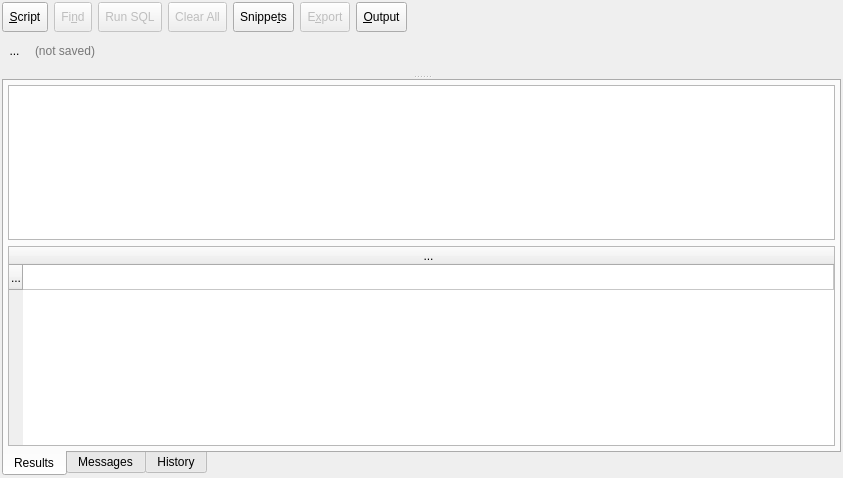
Qt form libpgmodeler_ui/ui/sqlexecutionwidget.ui (pgmodeler/pgmodeler) before a commit.
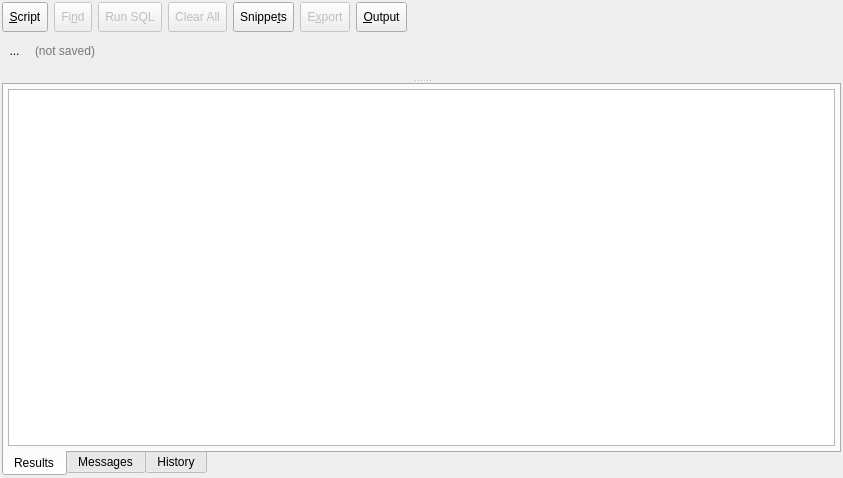
The same form after that commit. Icons and pictures are not drawn.

Commit message: Refactored the methods in SQLExecutionWidget that copy results grid as text and csv to accept QTableView instance instead of QTableWidget

Diff of the .ui file:
```diff
--- a/libpgmodeler_ui/ui/sqlexecutionwidget.ui
+++ b/libpgmodeler_ui/ui/sqlexecutionwidget.ui
@@ -605,14 +605,8 @@
                  <property name="horizontalSpacing">
                   <number>0</number>
                  </property>
-                 <item row="0" column="0" colspan="2">
-                  <widget class="QTableWidget" name="results_tbw">
-                   <property name="enabled">
-                    <bool>true</bool>
-                   </property>
-                   <property name="autoFillBackground">
-                    <bool>true</bool>
-                   </property>
+                 <item row="0" column="0">
+                  <widget class="QTableView" name="results_tbw">
                    <property name="editTriggers">
                     <set>QAbstractItemView::DoubleClicked|QAbstractItemView::EditKeyPressed</set>
                    </property>
@@ -622,67 +616,29 @@
                    <property name="selectionMode">
                     <enum>QAbstractItemView::ContiguousSelection</enum>
                    </property>
-                   <property name="verticalScrollMode">
-                    <enum>QAbstractItemView::ScrollPerItem</enum>
-                   </property>
-                   <property name="horizontalScrollMode">
-                    <enum>QAbstractItemView::ScrollPerPixel</enum>
-                   </property>
-                   <property name="sortingEnabled">
+                   <attribute name="horizontalHeaderVisible">
+                    <bool>true</bool>
+                   </attribute>
+                   <attribute name="horizontalHeaderCascadingSectionResizes">
                     <bool>false</bool>
-                   </property>
+                   </attribute>
                    <attribute name="horizontalHeaderStretchLastSection">
                     <bool>true</bool>
                    </attribute>
+                   <attribute name="verticalHeaderVisible">
+                    <bool>true</bool>
+                   </attribute>
                    <attribute name="verticalHeaderDefaultSectionSize">
                     <number>25</number>
                    </attribute>
                    <attribute name="verticalHeaderMinimumSectionSize">
                     <number>25</number>
                    </attribute>
-                   <row>
-                    <property name="text">
-                     <string>...</string>
-                    </property>
-                   </row>
-                   <column>
-                    <property name="text">
-                     <string>...</string>
-                    </property>
-                   </column>
                   </widget>
                  </item>
                 </layout>
                </widget>
               </item>
-              <item row="0" column="0">
-               <widget class="QTableView" name="tableView">
-                <property name="editTriggers">
-                 <set>QAbstractItemView::DoubleClicked|QAbstractItemView::EditKeyPressed</set>
-                </property>
-                <property name="alternatingRowColors">
-                 <bool>true</bool>
-                </property>
-                <property name="selectionMode">
-                 <enum>QAbstractItemView::ContiguousSelection</enum>
-                </property>
-                <attribute name="horizontalHeaderVisible">
-                 <bool>true</bool>
-                </attribute>
-                <attribute name="horizontalHeaderCascadingSectionResizes">
-                 <bool>false</bool>
-                </attribute>
-                <attribute name="horizontalHeaderStretchLastSection">
-                 <bool>true</bool>
-                </attribute>
-                <attribute name="verticalHeaderVisible">
-                 <bool>true</bool>
-                </attribute>
-                <attribute name="verticalHeaderDefaultSectionSize">
-                 <number>25</number>
-                </attribute>
-               </widget>
-              </item>
              </layout>
             </widget>
             <widget class="QWidget" name="tab_2">
```
The commit also changes 4 other files.
